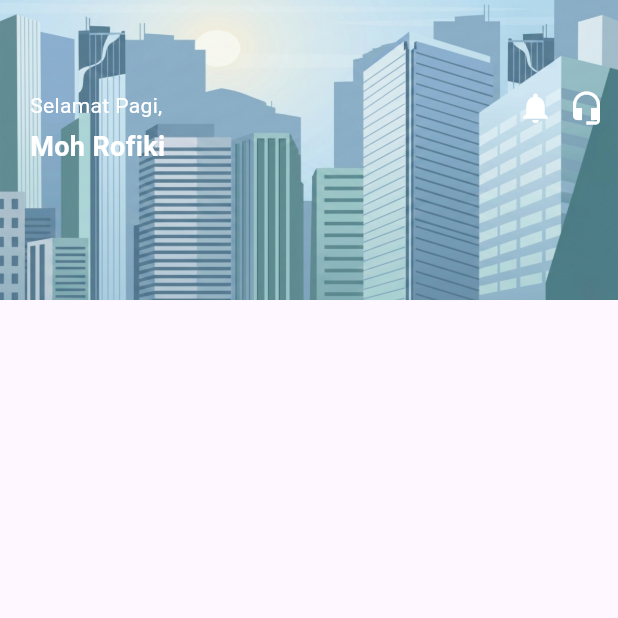
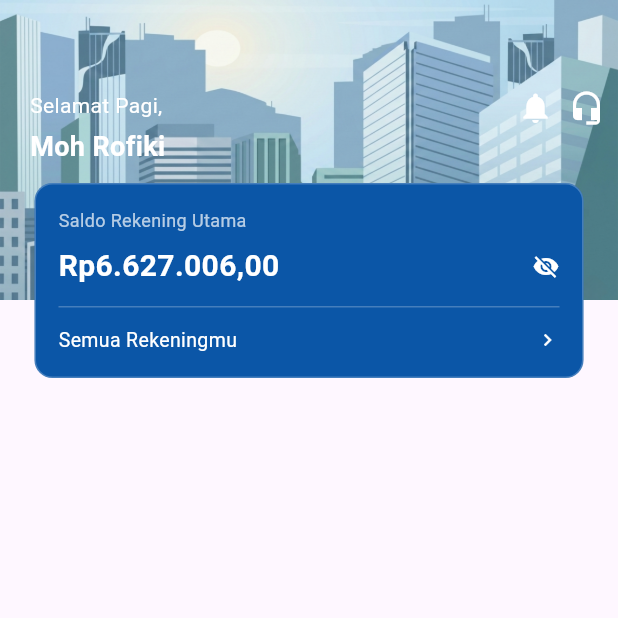
Before and after one commit to fikimlro95-ops/uts-mp-moh-rofiki, a Flutter app: the screen it shows after launch, on a phone screen of 412 x 824 dp, the top half of it. Run offline on Flutter 3.47's test engine with Material 3 defaults, Android fonts, the phone set to English and light mode, and no system bars.

Commit message:
menambahkan info saldo lengkap dengan boxnnya

```diff
--- a/lib/main.dart
+++ b/lib/main.dart
@@ -79,6 +79,55 @@ class BRImoApp extends StatelessWidget {
 
             ),
 
+             Positioned(
+               top: 122,
+                left: 23,
+                right: 23,
+                child: Container(
+                padding: const EdgeInsets.all(15),
+                decoration: BoxDecoration(
+                  color: const Color(0xFF0B56A7),
+                  borderRadius: BorderRadius.circular(12),
+                  border: Border.all(color: Colors.white24),
+                ),
+             child: Column(
+                  crossAxisAlignment: CrossAxisAlignment.start,
+                  children: [
+                        const Text(
+                           "Saldo Rekening Utama",
+                           style: TextStyle(color: Colors.white70, fontSize: 12),
+                         ),
+                         const SizedBox(height: 8),
+                        Row(
+                           mainAxisAlignment: MainAxisAlignment.spaceBetween,
+                           children: const [
+                          Text(
+                            "Rp6.627.006,00",
+                             style: TextStyle(
+                                    color: Colors.white,
+                                    fontSize: 20,
+                                    fontWeight: FontWeight.bold,
+                                ),
+                             ),
+                              Icon(Icons.visibility_off, color: Colors.white, size: 18),
+                             ],
+                            ),
+                            const Divider(color: Colors.white24, height: 25),
+                            Row(
+                              mainAxisAlignment: MainAxisAlignment.spaceBetween,
+                              children: const [
+                                Text(
+                                  "Semua Rekeningmu",
+                                  style: TextStyle(color: Colors.white, fontSize: 13),
+                                ),
+                                Icon(Icons.chevron_right, color: Colors.white, size: 16),
+                              ],
+                            ),
+                          ],
+                        ),
+                      ),
+                    ),
+
 
                   ],
                 ),
```
